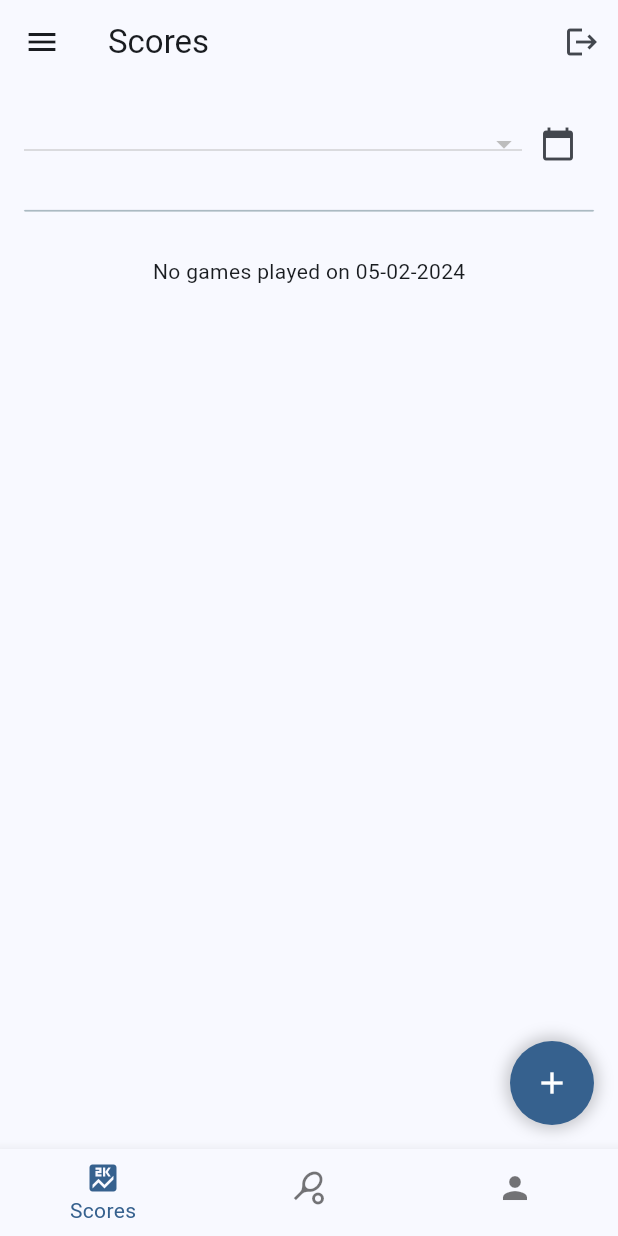
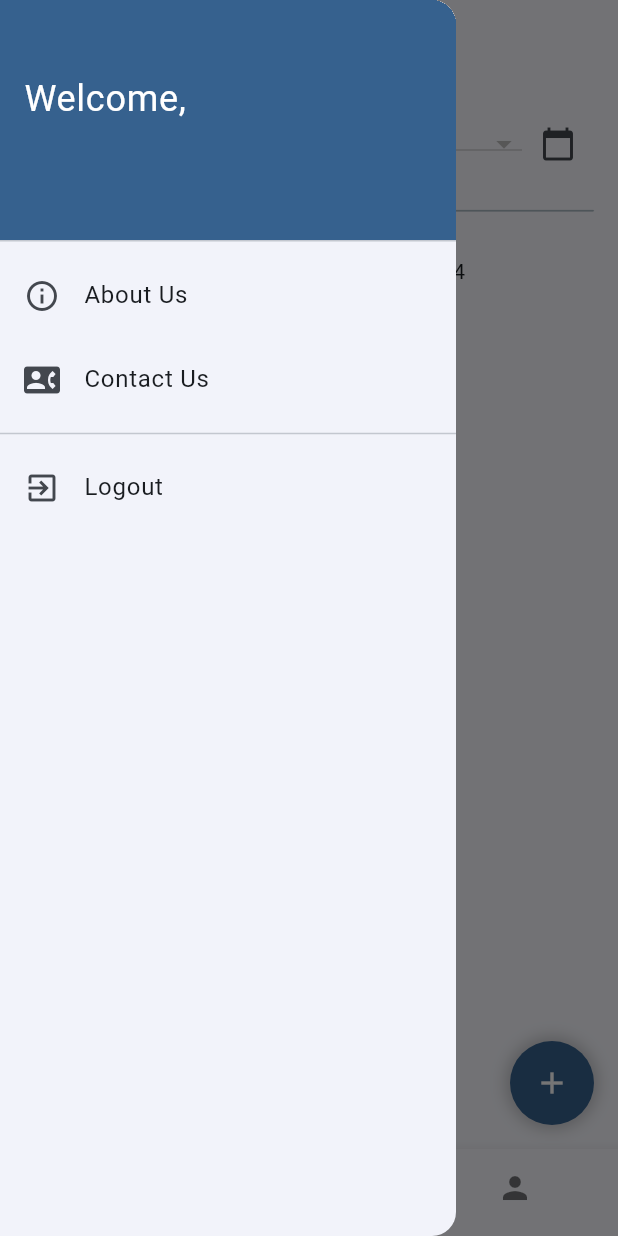
Before and after one commit to Samooh-9820060/score_manager, a Flutter app: the HomeScreen screen opened directly, with the side drawer open (before the commit the screen has no drawer), on a phone screen of 412 x 824 dp. Run offline on Flutter 3.47's test engine with Material 3 defaults, Android fonts, the phone set to English and light mode, and no system bars; drawn by our look-alikes of auto_size_text; our stand-ins replace cloud_firestore, firebase_auth, firebase_core, google_sign_in, rxdart; accounts and stored records are empty.

Commit message:
Drawer Added
Contact Us page added
About us page added

```diff
--- a/lib/screens/home_page.dart
+++ b/lib/screens/home_page.dart
@@ -4,6 +4,8 @@ import 'package:flutter/material.dart';
 import 'package:google_sign_in/google_sign_in.dart';
 import 'package:score_manager/screens/SignIn.dart';
 import 'package:cloud_firestore/cloud_firestore.dart';
+import 'package:score_manager/screens/about_us.dart';
+import 'package:score_manager/screens/contact_us.dart';
 import 'package:score_manager/screens/create_tournament.dart';
 import 'package:score_manager/screens/game_form.dart';
 import 'package:score_manager/screens/profile_page.dart';
@@ -14,6 +16,7 @@ enum FloatingActionButtonAction {
   createTournament,
   addGame,
 }
+
 class HomeScreen extends StatefulWidget {
   const HomeScreen({super.key});
 
@@ -91,17 +94,17 @@ class _HomeScreenState extends State<HomeScreen> with TickerProviderStateMixin {
           },
         ),
         actions: [
-          IconButton(
+          /*IconButton(
             icon: const Icon(Icons.logout),
             onPressed: () async {
               await FirebaseAuth.instance.signOut();
               await GoogleSignIn().signOut();
               Navigator.of(context).pushReplacement(MaterialPageRoute(builder: (_) => const SignInScreen()));
             },
-          ),
+          ),*/
         ],
       ),
-      body:  PageView(
+      body: PageView(
         controller: _pageController,
         children: _pages,
         onPageChanged: (index) {
@@ -113,7 +116,8 @@ class _HomeScreenState extends State<HomeScreen> with TickerProviderStateMixin {
       bottomNavigationBar: BottomNavigationBar(
         items: const [
           BottomNavigationBarItem(icon: Icon(Icons.score), label: 'Scores'),
-          BottomNavigationBarItem(icon: Icon(Icons.sports_tennis), label: 'Tournaments'),
+          BottomNavigationBarItem(
+              icon: Icon(Icons.sports_tennis), label: 'Tournaments'),
           BottomNavigationBarItem(icon: Icon(Icons.person), label: 'Profile'),
         ],
         currentIndex: _bottomNavIndex,
@@ -125,7 +129,8 @@ class _HomeScreenState extends State<HomeScreen> with TickerProviderStateMixin {
         width: 56.0, // Standard FAB width
         decoration: BoxDecoration(
           shape: BoxShape.circle,
-          color: Theme.of(context).primaryColor, // Or any other color you prefer
+          color:
+              Theme.of(context).primaryColor, // Or any other color you prefer
           boxShadow: [
             BoxShadow(
               color: Colors.black.withOpacity(0.2),
@@ -142,7 +147,8 @@ class _HomeScreenState extends State<HomeScreen> with TickerProviderStateMixin {
               case FloatingActionButtonAction.createTournament:
                 Navigator.push(
                   context,
-                  MaterialPageRoute(builder: (context) => TournamentCreationForm()),
+                  MaterialPageRoute(
+                      builder: (context) => TournamentCreationForm()),
                 );
                 break;
               case FloatingActionButtonAction.addGame:
@@ -153,7 +159,8 @@ class _HomeScreenState extends State<HomeScreen> with TickerProviderStateMixin {
                 break;
             }
           },
-          itemBuilder: (BuildContext context) => <PopupMenuEntry<FloatingActionButtonAction>>[
+          itemBuilder: (BuildContext context) =>
+              <PopupMenuEntry<FloatingActionButtonAction>>[
             const PopupMenuItem<FloatingActionButtonAction>(
               value: FloatingActionButtonAction.createTournament,
               child: ListTile(
@@ -173,6 +180,74 @@ class _HomeScreenState extends State<HomeScreen> with TickerProviderStateMixin {
           tooltip: 'Options',
         ),
       ),
+      drawer: Drawer(
+        child: ListView(
+          padding: EdgeInsets.zero,
+          children: <Widget>[
+            DrawerHeader(
+              decoration: BoxDecoration(
+                color: Theme.of(context).primaryColor,
+              ),
+              child: Column(
+                mainAxisAlignment: MainAxisAlignment.center,
+                crossAxisAlignment: CrossAxisAlignment.start,
+                children: [
+                  AutoSizeText(
+                    'Welcome,',
+                    style: TextStyle(color: Colors.white, fontSize: 24),
+                    maxLines: 1,
+                  ),
+                  AutoSizeText(
+                    '$username',
+                    style: TextStyle(color: Colors.white, fontSize: 24),
+                    maxLines: 1,
+                  ),
+                ],
+              ),
+            ),
+            ListTile(
+              leading: Icon(Icons.info_outline),
+              title: Text('About Us'),
+              onTap: () {
+                Navigator.push(
+                  context,
+                  MaterialPageRoute(
+                      builder: (context) => AboutUsPage()),
+                );
+              },
+            ),
+            ListTile(
+              leading: Icon(Icons.contact_phone),
+              title: Text('Contact Us'),
+              onTap: () {
+                Navigator.push(
+                  context,
+                  MaterialPageRoute(
+                      builder: (context) => ContactUsPage()),
+                );
+              },
+            ),
+            /*ListTile(
+              leading: Icon(Icons.settings),
+              title: Text('Settings'),
+              onTap: () {
+                // Handle Settings Navigation
+              },
+            ),*/
+            Divider(),
+            ListTile(
+              leading: Icon(Icons.exit_to_app),
+              title: Text('Logout'),
+              onTap: () async {
+                await FirebaseAuth.instance.signOut();
+                await GoogleSignIn().signOut();
+                Navigator.of(context).pushReplacement(
+                    MaterialPageRoute(builder: (_) => const SignInScreen()));
+              },
+            ),
+          ],
+        ),
+      ),
     );
   }
 }
```
Also changed, not shown: lib/screens/about_us.dart (added, +63 -0 lines), lib/screens/contact_us.dart (added, +122 -0 lines).
